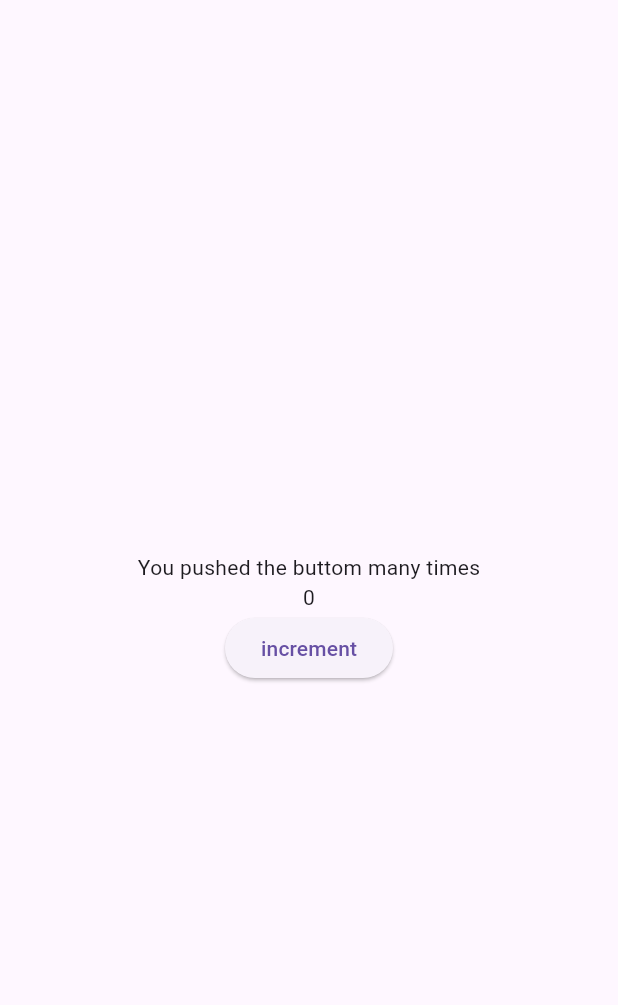
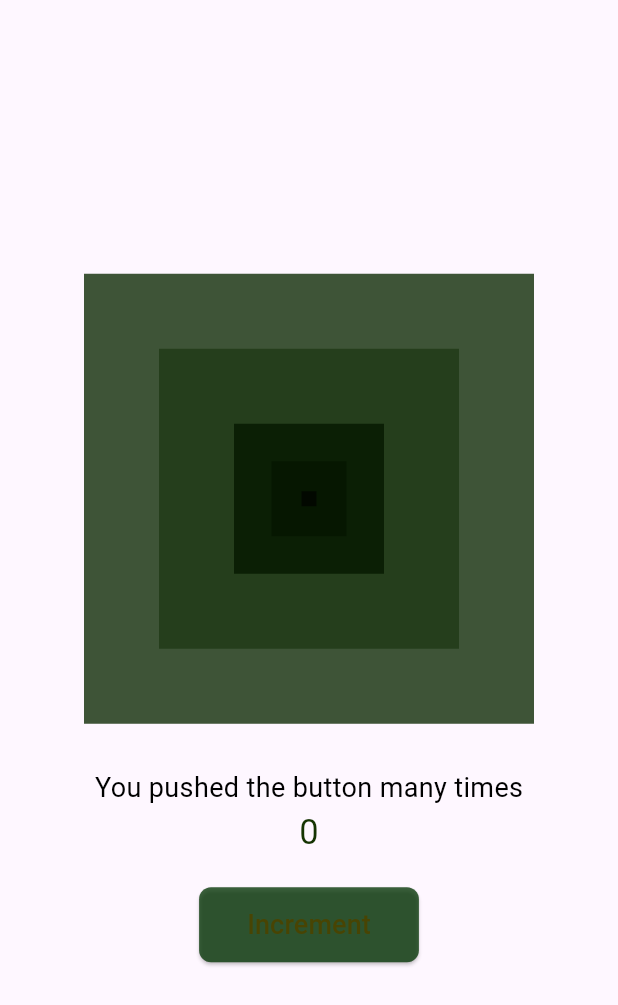
Before and after one commit to R-Htu/fluttertutorial, a Flutter app: the screen it shows after launch, on a phone screen of 412 x 824 dp. Shown: the top 1005 px of the screen. Run offline on Flutter 3.47's test engine with Material 3 defaults, Android fonts, the phone set to English and light mode, and no system bars.

Commit message:
added stack

```diff
--- a/lib/main.dart
+++ b/lib/main.dart
@@ -1,5 +1,7 @@
 import 'package:flutter/material.dart';
 import 'package:tutorial_flutter/pages/counter_page.dart';
+import 'package:tutorial_flutter/pages/home_page.dart';
+import 'package:tutorial_flutter/pages/setting_page.dart';
 
 void main() {
   runApp(MyApp());
@@ -13,6 +15,10 @@ class MyApp extends StatelessWidget {
     return MaterialApp(
       debugShowCheckedModeBanner: false,
       home: CounterPage(),
+      routes: {
+        '/homepage': (context) => HomePage(),
+        '/settingpage': (context) => SettingPage(),
+      },
     );
   }
 }
--- a/lib/pages/counter_page.dart
+++ b/lib/pages/counter_page.dart
@@ -9,6 +9,7 @@ class CounterPage extends StatefulWidget {
 
 class _CounterPageState extends State<CounterPage> {
   int counter = 0;
+
   void increment() {
     setState(() {
       counter++;
@@ -23,9 +24,69 @@ class _CounterPageState extends State<CounterPage> {
         child: Column(
           mainAxisAlignment: MainAxisAlignment.center,
           children: [
-            Text('You pushed the buttom many times'),
-            Text(counter.toString()),
-            ElevatedButton(onPressed: increment, child: Text('increment'))
+            // Stack to overlay containers
+            Stack(
+              alignment: Alignment.center,
+              children: [
+                Container(
+                  height: 300,
+                  width: 300,
+                  color: const Color.fromARGB(221, 33, 59, 24),
+                ),
+                Container(
+                  height: 200,
+                  width: 200,
+                  color: const Color.fromARGB(221, 33, 59, 24),
+                ),
+                Container(
+                  height: 100,
+                  width: 100,
+                  color: const Color.fromARGB(221, 7, 26, 1),
+                ),
+                Container(
+                  height: 50,
+                  width: 50,
+                  color: const Color.fromARGB(221, 5, 22, 0),
+                ),
+                Container(
+                  height: 10,
+                  width: 10,
+                  color: const Color.fromARGB(221, 1, 6, 0),
+                ),
+              ],
+            ),
+            // Space between Stack and Button
+            SizedBox(height: 30),
+            // Text and Button outside of Stack
+            Text(
+              'You pushed the button many times',
+              style: TextStyle(fontSize: 18, color: Colors.black),
+            ),
+            Text(
+              counter.toString(),
+              style: TextStyle(
+                fontSize: 23,
+                color: const Color.fromARGB(255, 21, 52, 2),
+              ),
+            ),
+            SizedBox(height: 20),
+            ElevatedButton(
+              style: ElevatedButton.styleFrom(
+                backgroundColor: Color.fromARGB(199, 6, 55, 7),
+                foregroundColor: const Color.fromARGB(255, 72, 68, 3),
+                padding: EdgeInsets.symmetric(vertical: 12, horizontal: 32),
+                shape: RoundedRectangleBorder(
+                  borderRadius: BorderRadius.circular(8),
+                ),
+              ),
+              onPressed: increment,
+              child: Text(
+                'Increment',
+                style: TextStyle(
+                  fontSize: 18,
+                ),
+              ),
+            ),
           ],
         ),
       ),
```
Also changed, not shown: lib/pages/home_page.dart (added, +21 -0 lines), lib/pages/setting_page.dart (added, +17 -0 lines).
